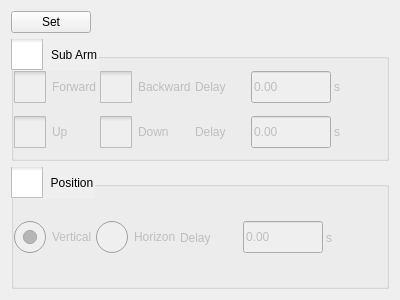
Old version of the form hcinstruction/icpneumaticactionpage.ui in the repository GaussCheng/2-5AxisPunch.
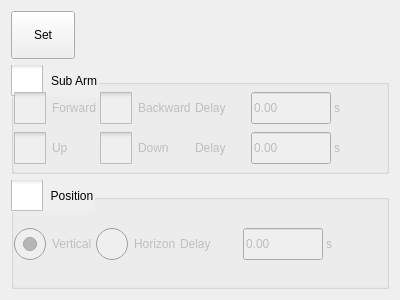
New version of the form. Icons and pictures are not drawn. Custom widgets are drawn as their Qt base class.

```diff
--- a/hcinstruction/icpneumaticactionpage.ui
+++ b/hcinstruction/icpneumaticactionpage.ui
@@ -15,13 +15,19 @@
   </property>
   <layout class="QVBoxLayout" name="verticalLayout">
    <item>
-    <widget class="QPushButton" name="setButton">
+    <widget class="QToolButton" name="setButton">
      <property name="sizePolicy">
       <sizepolicy hsizetype="Fixed" vsizetype="Fixed">
        <horstretch>0</horstretch>
        <verstretch>0</verstretch>
       </sizepolicy>
      </property>
+     <property name="minimumSize">
+      <size>
+       <width>64</width>
+       <height>48</height>
+      </size>
+     </property>
      <property name="text">
       <string>Set</string>
      </property>
```
